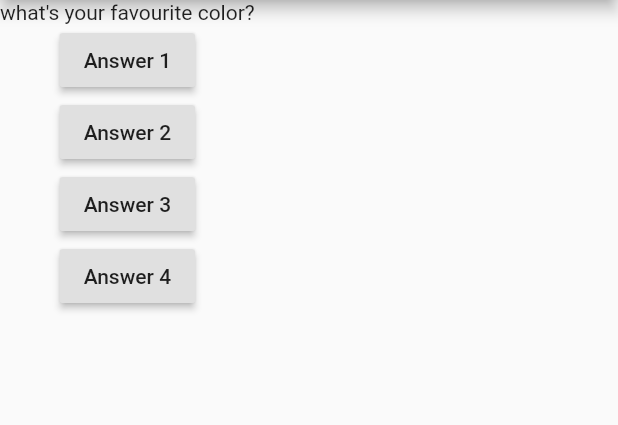
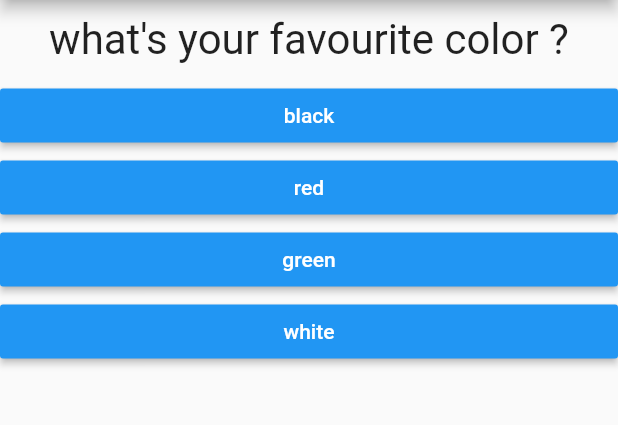
Before and after one commit to achyuthreddyi/learning_flutter, a Flutter app: the screen it shows after launch, on a phone screen of 412 x 824 dp, the part 84-509 px from its top. Run offline on Flutter 3.47's test engine with Material 2 defaults, Android fonts, the phone set to English and light mode, and no system bars.

Commit message:
created the basic quiz app

```diff
--- /dev/null
+++ b/flutter_complete_guide/lib/answer.dart
@@ -0,0 +1,21 @@
+import 'package:flutter/material.dart';
+
+class Answer extends StatelessWidget {
+  final Function selectHandler;
+  final String answerText;
+
+  Answer(this.selectHandler, this.answerText);
+
+  @override
+  Widget build(BuildContext context) {
+    return Container(
+      width: double.infinity,
+      child: RaisedButton(
+        color: Colors.blue,
+        textColor: Colors.white,
+        child: Text(answerText),
+        onPressed: selectHandler,
+      ),
+    );
+  }
+}
--- a/flutter_complete_guide/lib/main.dart
+++ b/flutter_complete_guide/lib/main.dart
@@ -1,4 +1,7 @@
 import 'package:flutter/material.dart';
+
+import './quiz.dart';
+import './result.dart';
 
 void main() {
   runApp(MyApp());
@@ -10,52 +13,70 @@ class MyApp extends StatefulWidget {
   @override
   State<StatefulWidget> createState() {
     // TODO: implement createState
-    return MyAppState();
+    return _MyAppState();
   }
 }
 
-class MyAppState extends State<MyApp> {
-  var questionIndex = 0;
-  void answerQuestion() {
+class _MyAppState extends State<MyApp> {
+  var _questionIndex = 0;
+  final _questions = const [
+    {
+      'questionText': 'what\'s your favourite color ?',
+      'answers': [
+        {'text': 'black', 'score': 10},
+        {'text': 'red', 'score': 8},
+        {'text': 'green', 'score': 6},
+        {'text': 'white', 'score': 2},
+      ]
+    },
+    {
+      'questionText': 'what\'s your favourite animal?',
+      'answers': [
+        {'text': 'dog', 'score': 10},
+        {'text': 'cat', 'score': 8},
+        {'text': 'pig', 'score': 6},
+        {'text': 'donkey', 'score': 2},
+      ]
+    },
+  ];
+  var _totalScore = 0;
+
+  void _answerQuestion(int score) {
+    if (_questionIndex < _questions.length) {
+      print('we have more questions');
+    } else {
+      print('No more lines to execute');
+      print(_totalScore);
+    }
+    _totalScore += score;
+
     setState(() {
-          questionIndex = questionIndex + 1;
-        });
+      _questionIndex = _questionIndex + 1;
+    });
 
-    print(questionIndex);
+    print(_questionIndex);
+  }
+
+  void _restartQuiz() {
+    setState(() {
+      _questionIndex = 0;
+      _totalScore = 0;
+    });
   }
 
   @override
   Widget build(BuildContext context) {
-    var questions = [
-      'what\'s your favourite color?',
-      'what\'s your favourite animal?'
-    ];
     return MaterialApp(
       home: Scaffold(
         appBar: AppBar(
           title: Text('clover ventures'),
         ),
-        body: Column(
-          children: [
-            Text(questions[questionIndex]),
-            RaisedButton(
-              child: Text('Answer 1'),
-              onPressed: answerQuestion,
-            ),
-            RaisedButton(
-              child: Text('Answer 2'),
-              onPressed: () => print('answer2 dell'),
-            ),
-            RaisedButton(
-              child: Text('Answer 3'),
-              onPressed: answerQuestion,
-            ),
-            RaisedButton(
-              child: Text('Answer 4'),
-              onPressed: answerQuestion,
-            ),
-          ],
-        ),
+        body: _questionIndex < _questions.length
+            ? Quiz(
+                answerQuestion: _answerQuestion,
+                questionIndex: _questionIndex,
+                questions: _questions)
+            : Result(_totalScore, _restartQuiz),
       ),
     );
   }
--- /dev/null
+++ b/flutter_complete_guide/lib/question.dart
@@ -0,0 +1,22 @@
+import 'package:flutter/material.dart';
+
+class Question extends StatelessWidget {
+  final String questionText;
+  Question(this.questionText);
+
+  @override
+  Widget build(BuildContext context) {
+    return Container(
+      width: double.infinity,
+      margin: EdgeInsets.all(10),
+
+      // transform: Matrix4.rotationZ(0.05),
+
+      child: Text(
+        questionText,
+        style: TextStyle(fontSize: 28),
+        textAlign: TextAlign.center,
+      ),
+    );
+  }
+}
--- /dev/null
+++ b/flutter_complete_guide/lib/quiz.dart
@@ -0,0 +1,29 @@
+import 'package:flutter/material.dart';
+
+import './question.dart';
+import './answer.dart';
+
+class Quiz extends StatelessWidget {
+  final List<Map<String, Object>> questions;
+  final int questionIndex;
+  final Function answerQuestion;
+
+  Quiz(
+      {@required this.questions,
+      @required this.answerQuestion,
+      @required this.questionIndex});
+
+  @override
+  Widget build(BuildContext context) {
+    return Column(
+      children: [
+        Question(
+          questions[questionIndex]['questionText'],
+        ),
+        ...(questions[questionIndex]['answers'] as List<Map<String, Object>>).map((answer) {
+          return Answer( () => answerQuestion(answer['score']), answer['text']);
+        }).toList()
+      ],
+    );
+  }
+}
```
Also changed, not shown: flutter_complete_guide/lib/result.dart (added, +34 -0 lines).
